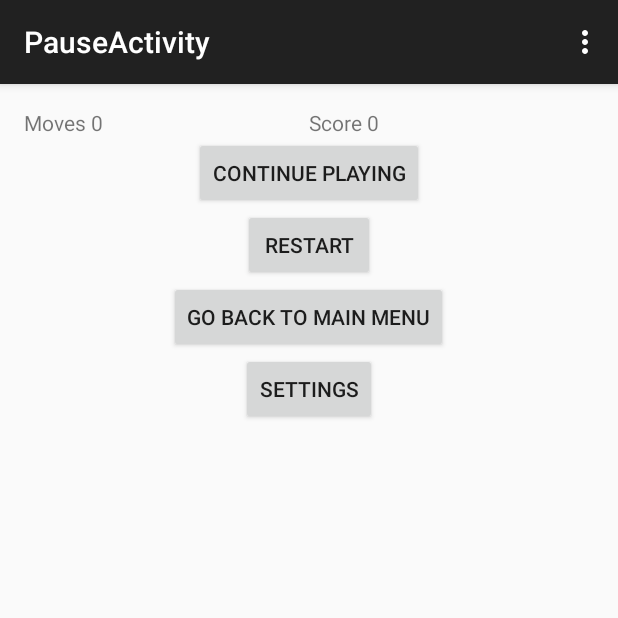
After one commit to raggiadolf/AndroidFinalProject, an Android app: the PauseActivity screen opened directly, with no data from a screen before it, on a phone screen of 412 x 824 dp, the top half of it. The commit adds this screen. Run offline under Robolectric (Android 15) with nearby library versions, the phone set to English and light mode, and no system bars.

Commit message:
Added PauseActivity, started implementing functions for buttons

```diff
--- a/app/src/main/AndroidManifest.xml
+++ b/app/src/main/AndroidManifest.xml
@@ -38,6 +38,10 @@
             android:name=".GameOverActivity"
             android:label="@string/title_activity_game_over" >
         </activity>
+        <activity
+            android:name=".PauseActivity"
+            android:label="@string/title_activity_pause" >
+        </activity>
     </application>
 
 </manifest>
--- a/app/src/main/java/com/mycompany/dotsproject/MovesGameActivity.java
+++ b/app/src/main/java/com/mycompany/dotsproject/MovesGameActivity.java
@@ -72,15 +72,14 @@ public class MovesGameActivity extends AppCompatActivity {
                 m_scoreCountView.setText("Score " + m_scoreCount);
                 m_moveCountView.setText("Moves " + m_moveCount);
 
-                if(useVibrator()) {
+                if (useVibrator()) {
                     m_vibrator.vibrate(500);
                 }
-                if(useSound()) {
+                if (useSound()) {
                     soundPool.play(sound, 1.0f, 1.0f, 0, 0, 1.0f);
                 }
 
-                if(m_moveCount <= 0) {
-                    // TODO: User is out of moves, display an overlay(or a new activity?) with his final score. freeze the board.
+                if (m_moveCount <= 0) {
                     Intent intent = new Intent(getApplicationContext(), GameOverActivity.class);
                     intent.putExtra("score", m_scoreCount);
                     startActivity(intent);
@@ -131,6 +130,10 @@ public class MovesGameActivity extends AppCompatActivity {
     @Override
     public void onBackPressed() {
         // Start pause activity?
+        Intent intent = new Intent(this, PauseActivity.class);
+        intent.putExtra("score", m_scoreCount);
+        intent.putExtra("moves", m_moveCount);
+        startActivity(intent);
     }
 
     public boolean useSound() {
--- /dev/null
+++ b/app/src/main/java/com/mycompany/dotsproject/PauseActivity.java
@@ -0,0 +1,84 @@
+package com.mycompany.dotsproject;
+
+import android.content.Intent;
+import android.support.v7.app.AppCompatActivity;
+import android.os.Bundle;
+import android.view.Menu;
+import android.view.MenuItem;
+import android.view.View;
+import android.widget.TextView;
+
+public class PauseActivity extends AppCompatActivity {
+
+    private int m_moveCount;
+    private int m_scoreCount;
+
+    private TextView m_scoreCountView;
+    private TextView m_moveCountView;
+
+    @Override
+    protected void onCreate(Bundle savedInstanceState) {
+        super.onCreate(savedInstanceState);
+        setContentView(R.layout.activity_pause);
+
+        if (savedInstanceState != null) {
+            m_scoreCount = savedInstanceState.getInt("score");
+            m_moveCount  = savedInstanceState.getInt("moves");
+        }
+
+        Intent m_intent = getIntent();
+        m_scoreCount = m_intent.getIntExtra("score", 0);
+        m_moveCount  = m_intent.getIntExtra("moves", 0);
+
+        m_scoreCountView = (TextView) findViewById(R.id.scoreCount);
+        m_moveCountView = (TextView) findViewById(R.id.movesCount);
+
+        m_scoreCountView.setText("Score " + m_scoreCount);
+        m_moveCountView.setText("Moves " + m_moveCount);
+    }
+
+    @Override
+    public boolean onCreateOptionsMenu(Menu menu) {
+        // Inflate the menu; this adds items to the action bar if it is present.
+        getMenuInflater().inflate(R.menu.menu_pause, menu);
+        return true;
+    }
+
+    @Override
+    public boolean onOptionsItemSelected(MenuItem item) {
+        // Handle action bar item clicks here. The action bar will
+        // automatically handle clicks on the Home/Up button, so long
+        // as you specify a parent activity in AndroidManifest.xml.
+        int id = item.getItemId();
+
+        //noinspection SimplifiableIfStatement
+        if (id == R.id.action_settings) {
+            return true;
+        }
+
+        return super.onOptionsItemSelected(item);
+    }
+
+    @Override
+    public void onSaveInstanceState(Bundle savedInstanceState) {
+        super.onSaveInstanceState(savedInstanceState);
+        savedInstanceState.putInt("moves", m_moveCount);
+        savedInstanceState.putInt("score", m_scoreCount);
+    }
+
+    public void continueGame(View view) {
+        finish();
+    }
+
+    public void restartGame(View view) {
+
+    }
+
+    public void mainMenu(View view) {
+
+    }
+
+    public void settings(View view) {
+
+    }
+}
--- /dev/null
+++ b/app/src/main/res/layout/activity_pause.xml
@@ -0,0 +1,68 @@
+<LinearLayout xmlns:android="http://schemas.android.com/apk/res/android"
+    xmlns:tools="http://schemas.android.com/tools" android:layout_width="match_parent"
+    android:layout_height="match_parent" android:paddingLeft="@dimen/activity_horizontal_margin"
+    android:paddingRight="@dimen/activity_horizontal_margin"
+    android:paddingTop="@dimen/activity_vertical_margin"
+    android:paddingBottom="@dimen/activity_vertical_margin"
+    android:orientation="vertical"
+    tools:context="com.mycompany.dotsproject.PauseActivity">
+
+    <LinearLayout
+        android:id="@+id/moves_score"
+        android:layout_width="match_parent"
+        android:layout_height="wrap_content"
+        android:orientation="horizontal">
+
+        <TextView
+            android:id="@+id/movesCount"
+            android:layout_width="0dp"
+            android:layout_height="match_parent"
+            android:layout_weight="2"
+            />
+        <TextView
+            android:id="@+id/scoreCount"
+            android:layout_width="0dp"
+            android:layout_height="match_parent"
+            android:layout_weight="2"
+            />
+
+    </LinearLayout>
+
+    <Button
+        android:id="@+id/continueButton"
+        android:layout_width="wrap_content"
+        android:layout_height="wrap_content"
+        android:layout_gravity="center_horizontal"
+        android:text="Continue playing"
+        android:onClick="continueGame"
+        />
+
+    <Button
+        android:id="@+id/restartButton"
+        android:layout_width="wrap_content"
+        android:layout_height="wrap_content"
+        android:layout_gravity="center_horizontal"
+        android:text="Restart"
+        android:onClick="restartGame"
+        />
+
+    <Button
+        android:id="@+id/mainMenuButton"
+        android:layout_width="wrap_content"
+        android:layout_height="wrap_content"
+        android:layout_gravity="center_horizontal"
+        android:text="Go back to main menu"
+        android:onClick="mainMenu"
+        />
+
+    <Button
+        android:id="@+id/settingsButton"
+        android:layout_width="wrap_content"
+        android:layout_height="wrap_content"
+        android:layout_gravity="center_horizontal"
+        android:text="Settings"
+        android:onClick="settings"
+        />
+
+
+</LinearLayout>
--- /dev/null
+++ b/app/src/main/res/menu/menu_pause.xml
@@ -0,0 +1,7 @@
+<menu xmlns:android="http://schemas.android.com/apk/res/android"
+    xmlns:app="http://schemas.android.com/apk/res-auto"
+    xmlns:tools="http://schemas.android.com/tools"
+    tools:context="com.mycompany.dotsproject.PauseActivity">
+    <item android:id="@+id/action_settings" android:title="@string/action_settings"
+        android:orderInCategory="100" app:showAsAction="never" />
+</menu>
--- a/app/src/main/res/values/strings.xml
+++ b/app/src/main/res/values/strings.xml
@@ -7,4 +7,5 @@
     <string name="title_activity_high_score">HighScoreActivity</string>
     <string name="title_activity_power_ups">PowerUpsActivity</string>
     <string name="title_activity_game_over">GameOverActivity</string>
+    <string name="title_activity_pause">PauseActivity</string>
 </resources>
```
